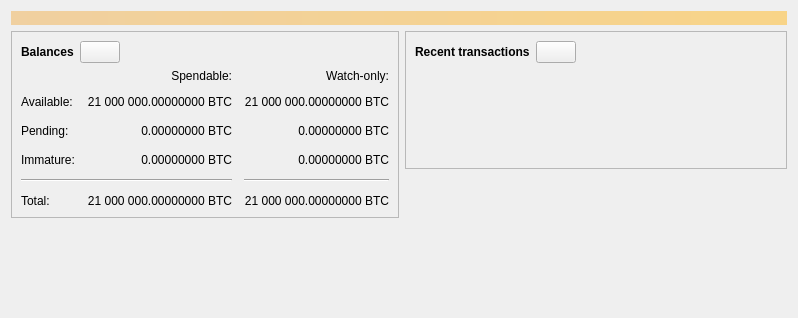
Qt form src/qt/forms/overviewpage.ui (adaloveless/YukiCoin) before a commit.
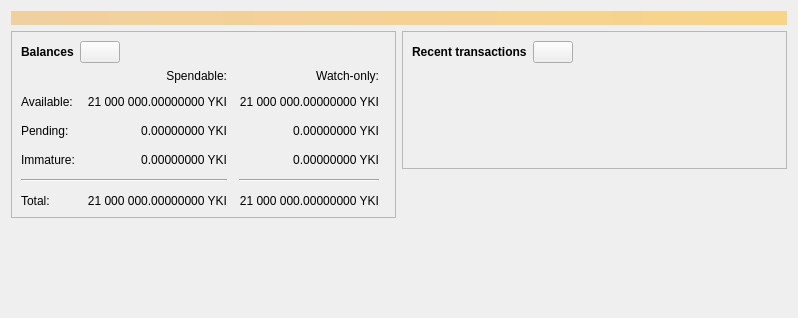
The same form after that commit. Icons and pictures are not drawn. Custom widgets are drawn as their Qt base class.

Patch:
```diff
--- a/src/qt/forms/overviewpage.ui
+++ b/src/qt/forms/overviewpage.ui
@@ -120,7 +120,7 @@
                <string>Unconfirmed transactions to watch-only addresses</string>
               </property>
               <property name="text">
-               <string notr="true">0.00000000 BTC</string>
+               <string notr="true">0.00000000 YKI</string>
               </property>
               <property name="alignment">
                <set>Qt::AlignRight|Qt::AlignTrailing|Qt::AlignVCenter</set>
@@ -139,7 +139,7 @@
                <string>Total of transactions that have yet to be confirmed, and do not yet count toward the spendable balance</string>
               </property>
               <property name="text">
-               <string notr="true">0.00000000 BTC</string>
+               <string notr="true">0.00000000 YKI</string>
               </property>
               <property name="alignment">
                <set>Qt::AlignRight|Qt::AlignTrailing|Qt::AlignVCenter</set>
@@ -158,7 +158,7 @@
                <string>Mined balance in watch-only addresses that has not yet matured</string>
               </property>
               <property name="text">
-               <string notr="true">0.00000000 BTC</string>
+               <string notr="true">0.00000000 YKI</string>
               </property>
               <property name="alignment">
                <set>Qt::AlignRight|Qt::AlignTrailing|Qt::AlignVCenter</set>
@@ -210,7 +210,7 @@
                <string>Mined balance that has not yet matured</string>
               </property>
               <property name="text">
-               <string notr="true">0.00000000 BTC</string>
+               <string notr="true">0.00000000 YKI</string>
               </property>
               <property name="alignment">
                <set>Qt::AlignRight|Qt::AlignTrailing|Qt::AlignVCenter</set>
@@ -249,7 +249,7 @@
                <string>Your current total balance</string>
               </property>
               <property name="text">
-               <string notr="true">21 000 000.00000000 BTC</string>
+               <string notr="true">21 000 000.00000000 YKI</string>
               </property>
               <property name="alignment">
                <set>Qt::AlignRight|Qt::AlignTrailing|Qt::AlignVCenter</set>
@@ -268,7 +268,7 @@
                <string>Current total balance in watch-only addresses</string>
               </property>
               <property name="text">
-               <string notr="true">21 000 000.00000000 BTC</string>
+               <string notr="true">21 000 000.00000000 YKI</string>
               </property>
               <property name="alignment">
                <set>Qt::AlignRight|Qt::AlignTrailing|Qt::AlignVCenter</set>
@@ -304,7 +304,7 @@
                <string>Your current spendable balance</string>
               </property>
               <property name="text">
-               <string notr="true">21 000 000.00000000 BTC</string>
+               <string notr="true">21 000 000.00000000 YKI</string>
               </property>
               <property name="alignment">
                <set>Qt::AlignRight|Qt::AlignTrailing|Qt::AlignVCenter</set>
@@ -323,7 +323,7 @@
                <string>Your current balance in watch-only addresses</string>
               </property>
               <property name="text">
-               <string notr="true">21 000 000.00000000 BTC</string>
+               <string notr="true">21 000 000.00000000 YKI</string>
               </property>
               <property name="alignment">
                <set>Qt::AlignRight|Qt::AlignTrailing|Qt::AlignVCenter</set>
```
